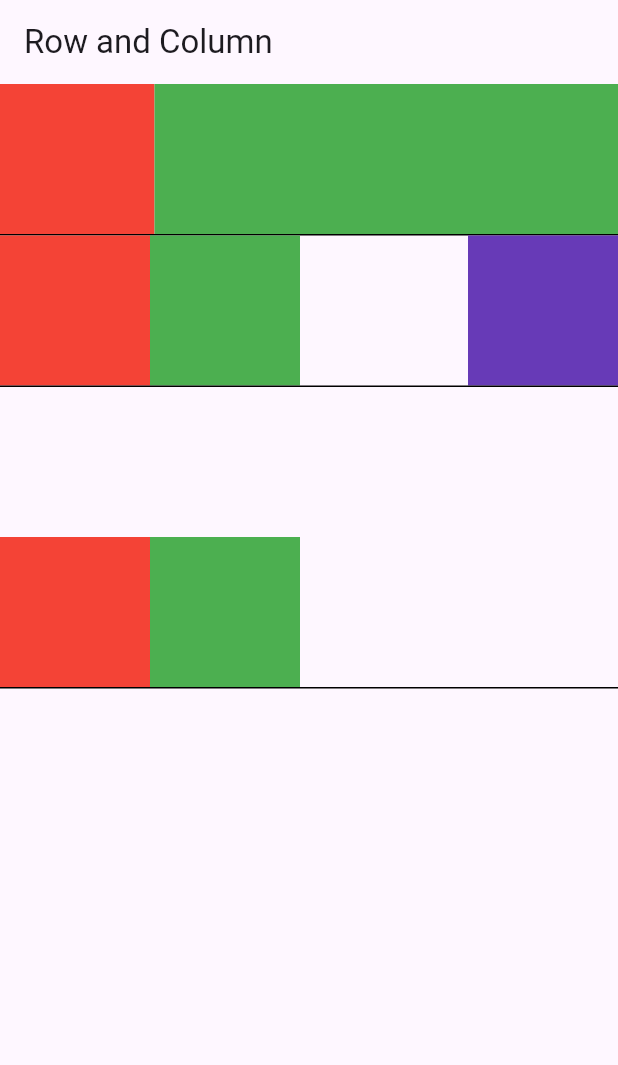
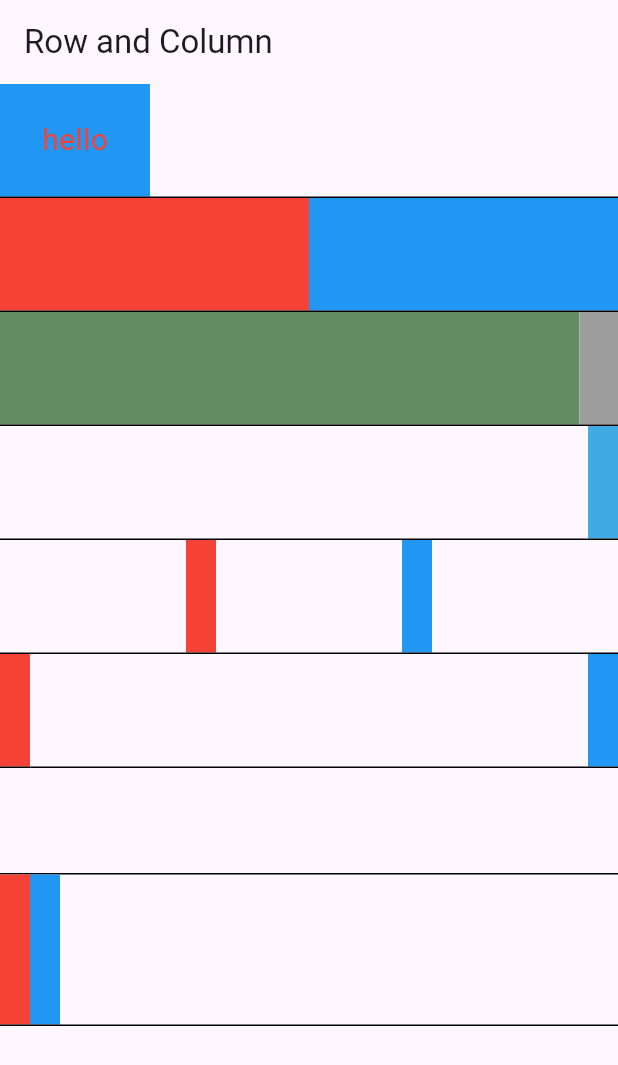
Before and after one commit to quangvtvp/flutter-app-01, a Flutter app: the screen it shows after launch, on a phone screen of 412 x 824 dp. Shown: the top 1065 px of the screen. Run offline on Flutter 3.47's test engine with Material 3 defaults, Android fonts, the phone set to English and light mode, and no system bars.

Commit message:
Update project

```diff
--- a/lib/main.dart
+++ b/lib/main.dart
@@ -1,79 +1,145 @@
 import 'package:flutter/material.dart';
-import 'package:flutter_application/screens/row_column.dart';
-import 'package:flutter_application/screens/welcome.dart';
 
 void main() {
-  // runApp(const MyApp());
-  runApp(const MyApp());
+  runApp(const MaterialApp(
+    home: RowAndColumn(),
+  ));
 }
 
-class MyApp extends StatelessWidget {
-  const MyApp({super.key});
+class RowAndColumn extends StatelessWidget {
+  const RowAndColumn({super.key});
 
-  // This widget is the root of your application.
   @override
   Widget build(BuildContext context) {
-    return const MaterialApp(
-      title: 'Flutter Demo',
-      home: RowAndColumn(),
+    return Scaffold(
+      appBar: AppBar(
+        title: const Text('Row and Column'),
+      ),
+      body: Column(
+        children: [
+          _buildRow1(),
+          const Divider(color: Colors.black, height: 1, thickness: 1),
+          _buildRow2(),
+          const Divider(color: Colors.black, height: 1, thickness: 1),
+          _buildRow3(),
+          const Divider(color: Colors.black, height: 1, thickness: 1),
+          _buildRow4(),
+          const Divider(color: Colors.black, height: 1, thickness: 1),
+          _buildRow5(),
+          const Divider(color: Colors.black, height: 1, thickness: 1),
+          _buildRow6(),
+          const Divider(color: Colors.black, height: 1, thickness: 1),
+          _buildRow7(),
+          const Divider(color: Colors.black, height: 1, thickness: 1),
+          _buildRow8(),
+          const Divider(color: Colors.black, height: 1, thickness: 1),
+        ],
+      ),
+    );
+  }
+
+  Widget _buildRow1() {
+    return Row(
+      mainAxisAlignment: MainAxisAlignment.start,
+      children: [
+        Container(
+          color: Colors.blue,
+          width: 100,
+          height: 75,
+          child: Center(
+            child: Text(
+              'hello',
+              style: TextStyle(color: Colors.red, fontSize: 20),
+            ),
+          ),
+        ),
+      ],
+    );
+  }
+
+  Row _buildRow2() {
+    return Row(
+      children: [
+        Expanded(
+          flex: 1,
+          child: Container(color: Colors.red, height: 75),
+        ),
+        Expanded(
+          flex: 1,
+          child: Container(color: Colors.blue, height: 75),
+        ),
+      ],
+    );
+  }
+
+  Widget _buildRow3() {
+    return Row(
+      mainAxisAlignment: MainAxisAlignment.start,
+      children: [
+        Expanded(
+          flex: 15,
+          child: Container(
+              color: const Color.fromARGB(255, 98, 140, 98),
+              width: 100,
+              height: 75),
+        ),
+        Expanded(
+          flex: 1,
+          child: Container(color: Colors.grey, width: 100, height: 75),
+        ),
+      ],
+    );
+  }
+
+  Widget _buildRow4() {
+    return Row(
+      mainAxisAlignment: MainAxisAlignment.end,
+      children: [
+        Container(
+          color: const Color.fromARGB(255, 63, 170, 227),
+          width: 20,
+          height: 75,
+        ),
+      ],
+    );
+  }
+
+  Row _buildRow5() {
+    return Row(
+      mainAxisAlignment: MainAxisAlignment.spaceEvenly,
+      children: [
+        Container(color: Colors.red, width: 20, height: 75),
+        Container(color: Colors.blue, width: 20, height: 75),
+      ],
+    );
+  }
+
+  Row _buildRow6() {
+    return Row(
+      mainAxisAlignment: MainAxisAlignment.start,
+      children: [
+        Container(color: Colors.red, width: 20, height: 75),
+        Spacer(
+          flex: 20,
+        ),
+        Container(color: Colors.blue, width: 20, height: 75),
+      ],
+    );
+  }
+
+  Row _buildRow7() {
+    return Row(mainAxisAlignment: MainAxisAlignment.start, children: [
+      Container(color: Colors.white, height: 70),
+    ]);
+  }
+
+  Row _buildRow8() {
+    return Row(
+      mainAxisAlignment: MainAxisAlignment.start,
+      children: [
+        Container(color: Colors.red, width: 20, height: 100),
+        Container(color: Colors.blue, width: 20, height: 100),
+      ],
     );
   }
 }
-
-class MyHomePage extends StatefulWidget {
-  const MyHomePage({super.key, required this.title});
-
-  final String title;
-
-  @override
-  State<MyHomePage> createState() => _MyHomePageState();
-}
-
-class _MyHomePageState extends State<MyHomePage> {
-  int _counter = 0;
-
-  void _incrementCounter() {
-    setState(() {
-      _counter++;
-      print('dong 1');
-      print('dong 2');
-    });
-  }
-
-  @override
-  void initState() {
-    // TODO: implement initState
-    super.initState();
-    print('initState');
-  }
-
-  @override
-  Widget build(BuildContext context) {
-    print('build _MyHomePageState');
-    return Scaffold(
-      appBar: AppBar(
-        backgroundColor: Theme.of(context).colorScheme.inversePrimary,
-        title: Text(widget.title),
-      ),
-      body: Center(
-        child: Column(
-          mainAxisAlignment: MainAxisAlignment.center,
-          children: <Widget>[
-            const Text(
-              'You have pushed the button this many times:',
-            ),
-            Text(
-              '$_counter',
-              style: Theme.of(context).textTheme.headlineMedium,
-            ),
-          ],
-        ),
-      ),
-      floatingActionButton: FloatingActionButton(
-        onPressed: _incrementCounter,
-        tooltip: 'Increment',
-        child: const Icon(Icons.add),
-      ), // This trailing comma makes auto-formatting nicer for build methods.
-    );
-  }
-}
```
